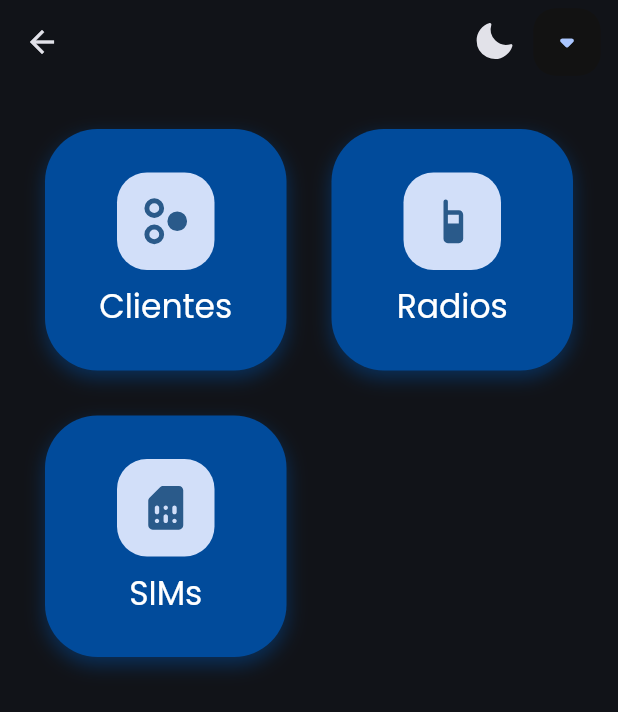
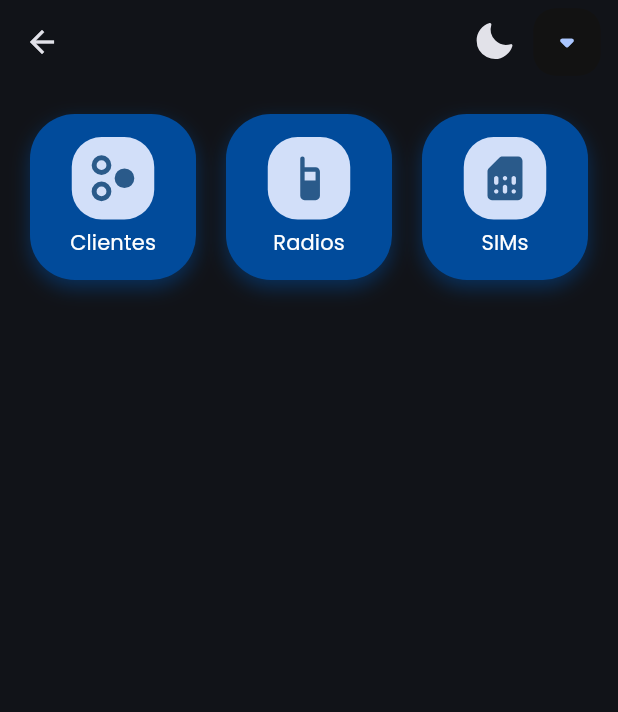
Before and after one commit to carum98/skyradio_mobile, a Flutter app: the HomeView screen opened by its route, on a phone screen of 412 x 824 dp. Shown: the top 712 px of the screen. Run offline on Flutter 3.47's test engine with Material 3 defaults, Android fonts, the phone set to English and light mode, and no system bars; our stand-ins replace flutter_secure_storage, flutter_svg; accounts and stored records are empty.

Commit message:
Update padding and spacing in HomeView and _Button

```diff
--- a/lib/views/home.dart
+++ b/lib/views/home.dart
@@ -29,10 +29,10 @@ class HomeView extends StatelessWidget {
         ],
       ),
       body: GridView.count(
-        padding: const EdgeInsets.all(30),
-        crossAxisCount: 2,
-        mainAxisSpacing: 30,
-        crossAxisSpacing: 30,
+        padding: const EdgeInsets.all(20),
+        crossAxisCount: 3,
+        mainAxisSpacing: 20,
+        crossAxisSpacing: 20,
         children: [
           _Button(
             onPressed: () {
@@ -107,11 +107,11 @@ class _Button extends StatelessWidget {
   Widget build(BuildContext context) {
     return InkWell(
       onTap: onPressed,
-      borderRadius: BorderRadius.circular(35),
+      borderRadius: BorderRadius.circular(30),
       child: Ink(
         decoration: BoxDecoration(
           color: Theme.of(context).primaryColor,
-          borderRadius: BorderRadius.circular(35),
+          borderRadius: BorderRadius.circular(30),
           boxShadow: [
             BoxShadow(
               color: Theme.of(context).primaryColor.withOpacity(0.5),
@@ -124,7 +124,7 @@ class _Button extends StatelessWidget {
           mainAxisAlignment: MainAxisAlignment.center,
           children: [
             Container(
-              padding: const EdgeInsets.all(15),
+              padding: const EdgeInsets.all(10),
               decoration: BoxDecoration(
                 color: const Color(0xFFd2dff9),
                 borderRadius: BorderRadius.circular(20),
@@ -135,12 +135,12 @@ class _Button extends StatelessWidget {
                 size: 35,
               ),
             ),
-            const SizedBox(height: 10),
+            const SizedBox(height: 5),
             Text(
               text,
               style: Theme.of(context)
                   .textTheme
-                  .titleLarge!
+                  .titleSmall!
                   .copyWith(color: Colors.white)
                   .copyWith(fontWeight: FontWeight.w400),
             ),
```
